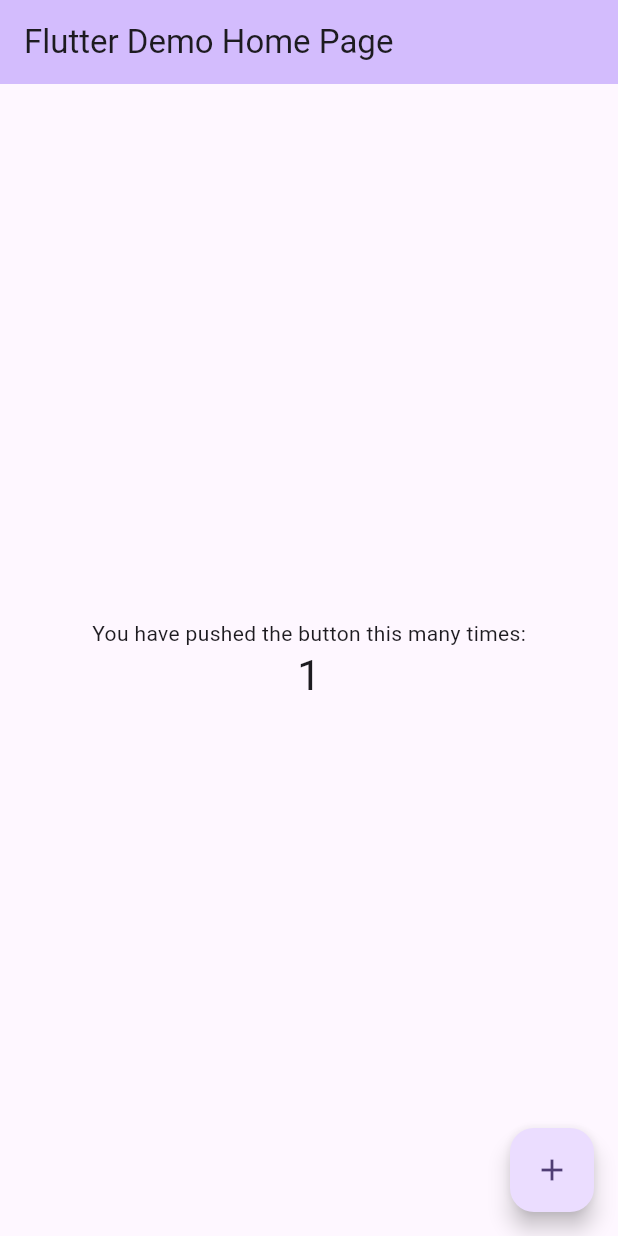
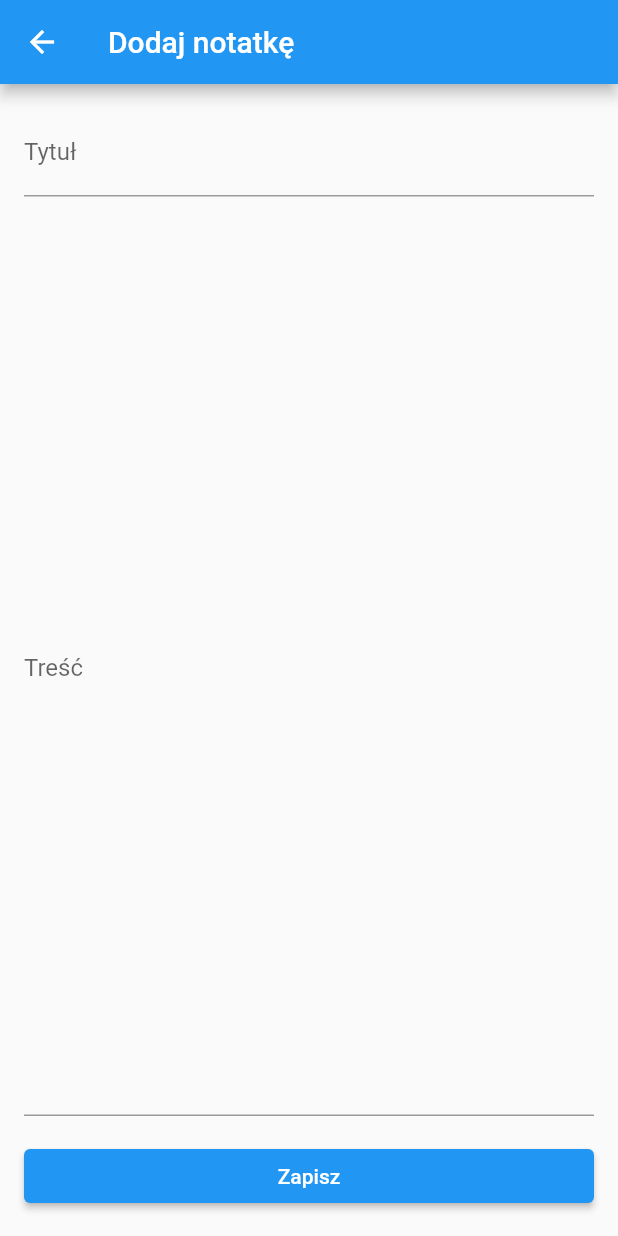
Before and after one commit to bartok235/ToDoApp, a Flutter app: the screen it shows after launch, after a tap on the "add" icon, on a phone screen of 412 x 824 dp. Run offline on Flutter 3.47's test engine with Material 2 defaults, Android fonts, the phone set to English and light mode, and no system bars; our stand-ins replace shared_preferences.

```diff
--- /dev/null
+++ b/lib/add_note_screen.dart
@@ -0,0 +1,164 @@
+import 'package:flutter/material.dart';
+import 'package:shared_preferences/shared_preferences.dart';
+
+class MyApp extends StatelessWidget {
+  @override
+  Widget build(BuildContext context) {
+    return MaterialApp(
+      title: 'ToDo App',
+      home: HomePage(),
+    );
+  }
+}
+
+class HomePage extends StatefulWidget {
+  @override
+  _HomePageState createState() => _HomePageState();
+}
+
+class _HomePageState extends State<HomePage> {
+  List<String> notes = [];
+
+  @override
+  void initState() {
+    super.initState();
+    _loadNotes(); // Wczytujemy notatki przy starcie aplikacji
+  }
+
+  // Funkcja do wczytania notatek z pamięci urządzenia
+  void _loadNotes() async {
+    SharedPreferences prefs = await SharedPreferences.getInstance();
+    setState(() {
+      // Wczytujemy notatki do listy notes
+      notes = prefs.getStringList('notes') ?? [];
+    });
+  }
+
+  // Funkcja do zapisywania notatki do pamięci urządzenia
+  void _saveNotes() async {
+    SharedPreferences prefs = await SharedPreferences.getInstance();
+    await prefs.setStringList('notes', notes);
+  }
+
+  @override
+  Widget build(BuildContext context) {
+    return Scaffold(
+      appBar: AppBar(
+        title: Text('ToDo App'),
+      ),
+      body: notes.isEmpty
+          ? Center(
+        child: Text(
+          'Brak notatek',
+          style: TextStyle(fontSize: 20),
+        ),
+      )
+          : ListView.builder(
+        itemCount: notes.length,
+        itemBuilder: (context, index) {
+          return Card(
+            child: ListTile(
+              title: Text(notes[index]),
+            ),
+          );
+        },
+      ),
+      floatingActionButton: FloatingActionButton(
+        onPressed: () {
+          _navigateToAddNoteScreen(context);
+        },
+        child: Icon(Icons.add),
+      ),
+    );
+  }
+
+  // Funkcja do nawigowania na ekran dodawania notatki
+  void _navigateToAddNoteScreen(BuildContext context) async {
+    final result = await Navigator.push(
+      context,
+      MaterialPageRoute(builder: (context) => AddNoteScreen()),
+    );
+
+    // Po powrocie z ekranu dodawania notatki, sprawdzamy, czy dodał notatkę
+    if (result != null && result is String) {
+      setState(() {
+        // Dodajemy notatkę do listy notes
+        notes.add(result);
+        // Zapisujemy notatki lokalnie
+        _saveNotes();
+      });
+    }
+  }
+}
+
+class AddNoteScreen extends StatefulWidget {
+  @override
+  _AddNoteScreenState createState() => _AddNoteScreenState();
+}
+
+class _AddNoteScreenState extends State<AddNoteScreen> {
+  TextEditingController _titleController = TextEditingController();
+  TextEditingController _contentController = TextEditingController();
+
+  @override
+  Widget build(BuildContext context) {
+    return Scaffold(
+      appBar: AppBar(
+        title: Text('Dodaj notatkę'),
+      ),
+      body: Padding(
+        padding: EdgeInsets.all(16.0),
+        child: Column(
+          crossAxisAlignment: CrossAxisAlignment.stretch,
+          children: [
+            TextField(
+              controller: _titleController,
+              decoration: InputDecoration(
+                labelText: 'Tytuł',
+              ),
+            ),
+            SizedBox(height: 16.0),
+            Expanded(
+              child: TextField(
+                controller: _contentController,
+                decoration: InputDecoration(
+                  labelText: 'Treść',
+                ),
+                maxLines: null,
+                expands: true,
+              ),
+            ),
+            SizedBox(height: 16.0),
+            ElevatedButton(
+              onPressed: () {
+                _saveNote();
+              },
+              child: Text('Zapisz'),
+            ),
+          ],
+        ),
+      ),
+    );
+  }
+
+  void _saveNote() {
+    String title = _titleController.text;
+    String content = _contentController.text;
+
+    // Jeśli tytuł nie został wpisany, użyj pierwszego słowa z treści jako tytuł
+    if (title.isEmpty && content.isNotEmpty) {
+      List<String> words = content.split(' ');
+      if (words.isNotEmpty) {
+        title = words[0];
+      }
+    } else if (title.isEmpty && content.isEmpty) {
+      // Jeśli użytkownik nic nie wpisał zarówno do tytułu, jak i treści,
+      // po prostu wracamy do poprzedniego ekranu
+      Navigator.pop(context);
+      return;
+    }
+
+    // Zwracamy notatkę do poprzedniego ekranu
+    Navigator.pop(context, title);
+  }
+}
--- a/lib/main.dart
+++ b/lib/main.dart
@@ -1,125 +1,87 @@
 import 'package:flutter/material.dart';
+import 'package:shared_preferences/shared_preferences.dart';
+import 'add_note_screen.dart'; // Dodaj import do pliku z ekranem dodawania notatki
 
 void main() {
-  runApp(const MyApp());
+  runApp(MyApp());
 }
 
-class MyApp extends StatelessWidget {
-  const MyApp({super.key});
-
-  // This widget is the root of your application.
+class HomePage extends StatefulWidget {
   @override
-  Widget build(BuildContext context) {
-    return MaterialApp(
-      title: 'Flutter Demo',
-      theme: ThemeData(
-        // This is the theme of your application.
-        //
-        // TRY THIS: Try running your application with "flutter run". You'll see
-        // the application has a blue toolbar. Then, without quitting the app,
-        // try changing the seedColor in the colorScheme below to Colors.green
-        // and then invoke "hot reload" (save your changes or press the "hot
-        // reload" button in a Flutter-supported IDE, or press "r" if you used
-        // the command line to start the app).
-        //
-        // Notice that the counter didn't reset back to zero; the application
-        // state is not lost during the reload. To reset the state, use hot
-        // restart instead.
-        //
-        // This works for code too, not just values: Most code changes can be
-        // tested with just a hot reload.
-        colorScheme: ColorScheme.fromSeed(seedColor: Colors.deepPurple),
-        useMaterial3: true,
-      ),
-      home: const MyHomePage(title: 'Flutter Demo Home Page'),
-    );
-  }
+  _HomePageState createState() => _HomePageState();
 }
 
-class MyHomePage extends StatefulWidget {
-  const MyHomePage({super.key, required this.title});
+class _HomePageState extends State<HomePage> {
+  List<String> notes = [];
+  @override
+  void initState() {
+    super.initState();
+    _loadNotes(); // Wczytujemy notatki przy starcie aplikacji
+  }
 
-  // This widget is the home page of your application. It is stateful, meaning
-  // that it has a State object (defined below) that contains fields that affect
-  // how it looks.
+  // Funkcja do wczytania notatek z pamięci urządzenia
+  void _loadNotes() async {
+    SharedPreferences prefs = await SharedPreferences.getInstance();
+    setState(() {
+      // Wczytujemy notatki do listy notes
+      notes = prefs.getStringList('notes') ?? [];
+    });
+  }
 
-  // This class is the configuration for the state. It holds the values (in this
-  // case the title) provided by the parent (in this case the App widget) and
-  // used by the build method of the State. Fields in a Widget subclass are
-  // always marked "final".
-
-  final String title;
-
-  @override
-  State<MyHomePage> createState() => _MyHomePageState();
-}
-
-class _MyHomePageState extends State<MyHomePage> {
-  int _counter = 0;
-
-  void _incrementCounter() {
-    setState(() {
-      // This call to setState tells the Flutter framework that something has
-      // changed in this State, which causes it to rerun the build method below
-      // so that the display can reflect the updated values. If we changed
-      // _counter without calling setState(), then the build method would not be
-      // called again, and so nothing would appear to happen.
-      _counter++;
-    });
+  // Funkcja do zapisywania notatki do pamięci urządzenia
+  void _saveNotes() async {
+    SharedPreferences prefs = await SharedPreferences.getInstance();
+    // Zapisujemy notatki przy użyciu SharedPreferences
+    await prefs.setStringList('notes', notes);
   }
 
   @override
   Widget build(BuildContext context) {
-    // This method is rerun every time setState is called, for instance as done
-    // by the _incrementCounter method above.
-    //
-    // The Flutter framework has been optimized to make rerunning build methods
-    // fast, so that you can just rebuild anything that needs updating rather
-    // than having to individually change instances of widgets.
     return Scaffold(
       appBar: AppBar(
-        // TRY THIS: Try changing the color here to a specific color (to
-        // Colors.amber, perhaps?) and trigger a hot reload to see the AppBar
-        // change color while the other colors stay the same.
-        backgroundColor: Theme.of(context).colorScheme.inversePrimary,
-        // Here we take the value from the MyHomePage object that was created by
-        // the App.build method, and use it to set our appbar title.
-        title: Text(widget.title),
+        title: Text('ToDo App'),
       ),
-      body: Center(
-        // Center is a layout widget. It takes a single child and positions it
-        // in the middle of the parent.
-        child: Column(
-          // Column is also a layout widget. It takes a list of children and
-          // arranges them vertically. By default, it sizes itself to fit its
-          // children horizontally, and tries to be as tall as its parent.
-          //
-          // Column has various properties to control how it sizes itself and
-          // how it positions its children. Here we use mainAxisAlignment to
-          // center the children vertically; the main axis here is the vertical
-          // axis because Columns are vertical (the cross axis would be
-          // horizontal).
-          //
-          // TRY THIS: Invoke "debug painting" (choose the "Toggle Debug Paint"
-          // action in the IDE, or press "p" in the console), to see the
-          // wireframe for each widget.
-          mainAxisAlignment: MainAxisAlignment.center,
-          children: <Widget>[
-            const Text(
-              'You have pushed the button this many times:',
+      body: notes.isEmpty
+          ? Center(
+        child: Text(
+          'Brak notatek',
+          style: TextStyle(fontSize: 20),
+        ),
+      )
+          : ListView.builder(
+        itemCount: notes.length,
+        itemBuilder: (context, index) {
+          return Card(
+            child: ListTile(
+              title: Text(notes[index]),
             ),
-            Text(
-              '$_counter',
-              style: Theme.of(context).textTheme.headlineMedium,
-            ),
-          ],
-        ),
+          );
+        },
       ),
       floatingActionButton: FloatingActionButton(
-        onPressed: _incrementCounter,
-        tooltip: 'Increment',
-        child: const Icon(Icons.add),
-      ), // This trailing comma makes auto-formatting nicer for build methods.
+        onPressed: () {
+          _navigateToAddNoteScreen(context);
+        },
+        child: Icon(Icons.add),
+      ),
     );
   }
+
+  // Funkcja do nawigowania na ekran dodawania notatki
+  void _navigateToAddNoteScreen(BuildContext context) async {
+    final result = await Navigator.push(
+      context,
+      MaterialPageRoute(builder: (context) => AddNoteScreen()),
+    );
+
+    // Po powrocie z ekranu dodawania notatki, sprawdzamy, czy dodał notatkę
+    if (result != null && result is String) {
+      setState(() {
+        // Dodajemy notatkę do listy notes
+        notes.add(result);
+        // Zapisujemy notatki lokalnie
+        _saveNotes();
+      });
+    }
+  }
 }
--- a/pubspec.yaml
+++ b/pubspec.yaml
@@ -32,6 +32,7 @@ dependencies:
     sdk: flutter
 
 
+
   # The following adds the Cupertino Icons font to your application.
   # Use with the CupertinoIcons class for iOS style icons.
   cupertino_icons: ^1.0.2
@@ -39,6 +40,7 @@ dependencies:
 dev_dependencies:
   flutter_test:
     sdk: flutter
+  shared_preferences: ^2.0.9
 
   # The "flutter_lints" package below contains a set of recommended lints to
   # encourage good coding practices. The lint set provided by the package is
```
Also changed, not shown: pubspec.lock.
